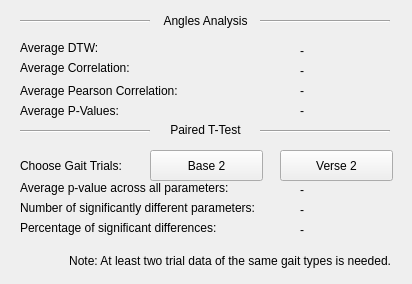
This is comparativeParams.ui in mattorga/thesis as Qt 5 draws it before an edit. The edited form follows.
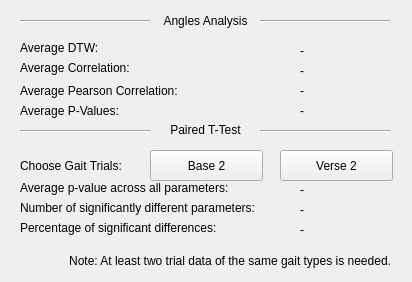
This is the edited form.

Patch:
```diff
--- a/comparativeParams.ui
+++ b/comparativeParams.ui
@@ -7,7 +7,7 @@
     <x>0</x>
     <y>0</y>
     <width>412</width>
-    <height>284</height>
+    <height>282</height>
    </rect>
   </property>
   <property name="sizePolicy">
```
Left out of the diff: 5 changed lines with no effect on the pictures.
